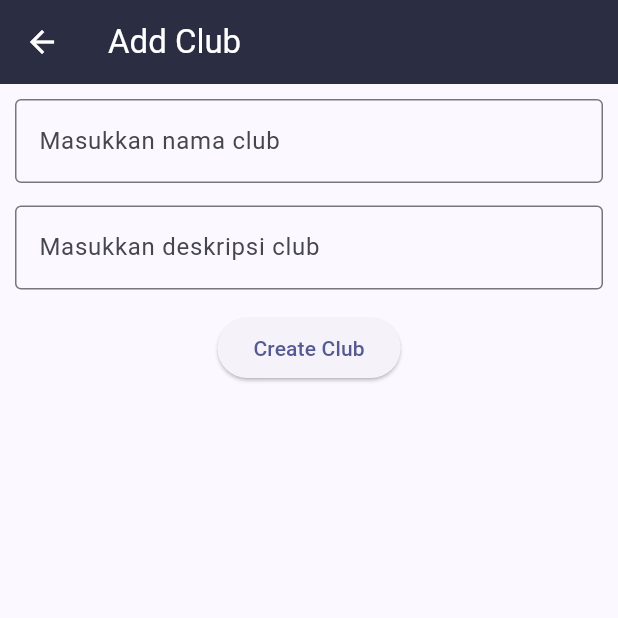
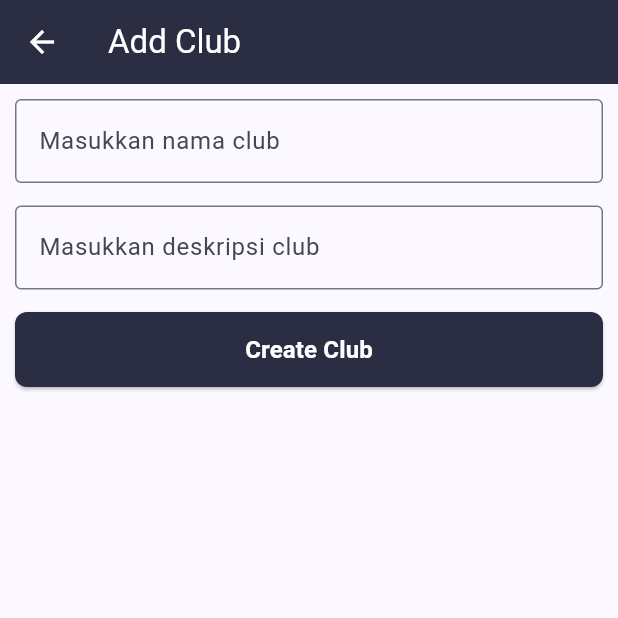
Before and after one commit to BryanDjong5/uts-mobprog, a Flutter app: the ListClub screen opened directly, after a tap on the "add" icon, on a phone screen of 412 x 824 dp, the top half of it. Run offline on Flutter 3.47's test engine with Material 3 defaults, Android fonts, the phone set to English and light mode, and no system bars; our stand-ins replace firebase_core; accounts and stored records are empty.

Commit message:
style: update tema warna avatar profil dan memperbaiki UI  tombol create club

```diff
--- a/lib/daftarClub/AddNewClub.dart
+++ b/lib/daftarClub/AddNewClub.dart
@@ -41,6 +41,8 @@ class _NambahClubState extends State<NambahClub> {
   Widget build(BuildContext context) {
     return Scaffold(
       appBar: AppBar(
+        backgroundColor: const Color(0xFF2B2D42),
+        foregroundColor: Colors.white,
         title: const Text('Add Club'),
       ),
 
@@ -71,10 +73,27 @@ class _NambahClubState extends State<NambahClub> {
 
             const SizedBox(height: 15),
 
-            ElevatedButton(
-              onPressed: createClub,
-              child: const Text('Create Club'),
-            ),
+            SizedBox(
+                width: double.infinity, // Membuat tombol membentang penuh
+                height: 50, // Mengatur tinggi tombol agar enak ditekan
+                child: ElevatedButton(
+                  onPressed: createClub,
+                  style: ElevatedButton.styleFrom(
+                    backgroundColor: const Color(0xFF2B2D42), // Warna navy
+                    foregroundColor: Colors.white, // Warna teks putih
+                    shape: RoundedRectangleBorder(
+                      borderRadius: BorderRadius.circular(8.0), // Melengkungkan sudut
+                    ),
+                  ),
+                  child: const Text(
+                    'Create Club',
+                    style: TextStyle(
+                      fontSize: 16,
+                      fontWeight: FontWeight.bold,
+                    ),
+                  ),
+                ),
+              ),
           ],
         ),
       ),
--- a/lib/daftarClub/ListClub.dart
+++ b/lib/daftarClub/ListClub.dart
@@ -42,6 +42,8 @@ class _ListClubState extends State<ListClub> {
     return Scaffold(
 
       appBar: AppBar(
+        backgroundColor: const Color(0xFF2B2D42),
+        foregroundColor: Colors.white,
         title: const Text('ReClub'),
       ),
 
@@ -103,6 +105,8 @@ class _ListClubState extends State<ListClub> {
 
 
       floatingActionButton: FloatingActionButton(
+        backgroundColor: const Color(0xFF2B2D42),
+        foregroundColor: Colors.white,
         onPressed: () {
           Navigator.push(
             context,
--- a/lib/profile/components/profile_avatar.dart
+++ b/lib/profile/components/profile_avatar.dart
@@ -9,13 +9,13 @@ class ProfileAvatar extends StatelessWidget {
   Widget build(BuildContext context) {
     return CircleAvatar(
       radius: 60,
-      backgroundColor: const Color(0xFF3DD598),
+      backgroundColor: const Color(0xFF2B2D42),
       child: Text(
         initials,
         style: const TextStyle(
           fontSize: 32,
           fontWeight: FontWeight.bold,
-          color: Colors.black,
+          color: Colors.white,
         ),
       ),
     );
```
